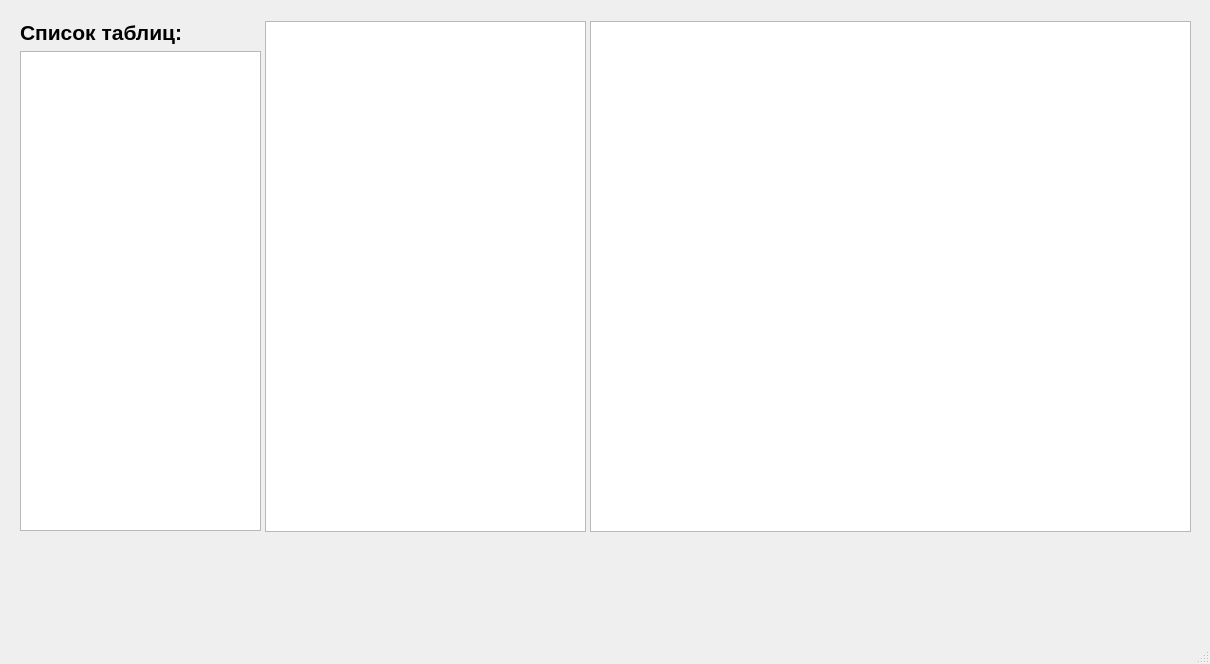
Qt form mainwindow.ui (Korder16/TestTask) before a commit.
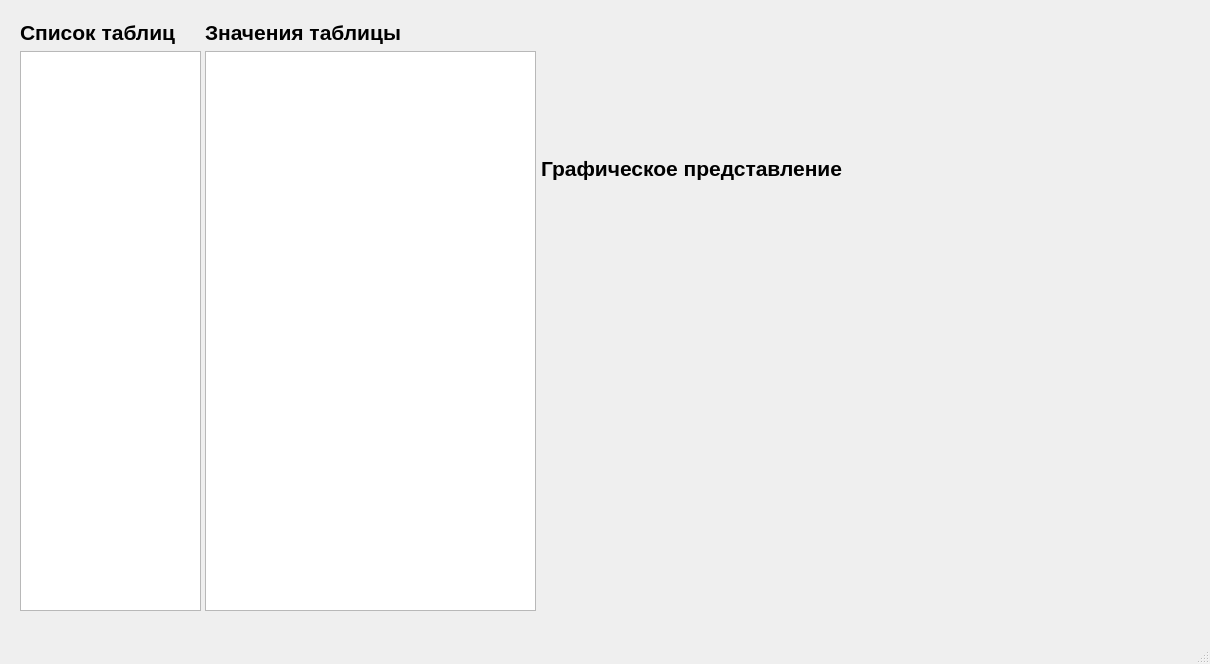
The same form after that commit. Custom widgets are drawn as their Qt base class.

```diff
--- a/mainwindow.ui
+++ b/mainwindow.ui
@@ -19,8 +19,8 @@
      <rect>
       <x>20</x>
       <y>20</y>
-      <width>241</width>
-      <height>511</height>
+      <width>181</width>
+      <height>591</height>
      </rect>
     </property>
     <layout class="QVBoxLayout" name="verticalLayout">
@@ -34,7 +34,7 @@
         </font>
        </property>
        <property name="text">
-        <string>Список таблиц:</string>
+        <string>Список таблиц</string>
        </property>
       </widget>
      </item>
@@ -43,25 +43,63 @@
      </item>
     </layout>
    </widget>
-   <widget class="QTableView" name="table_values_view">
+   <widget class="QWidget" name="layoutWidget">
     <property name="geometry">
      <rect>
-      <x>265</x>
-      <y>21</y>
-      <width>321</width>
-      <height>511</height>
+      <x>205</x>
+      <y>20</y>
+      <width>331</width>
+      <height>591</height>
      </rect>
     </property>
+    <layout class="QVBoxLayout" name="verticalLayout_2">
+     <item>
+      <widget class="QLabel" name="label_2">
+       <property name="font">
+        <font>
+         <pointsize>16</pointsize>
+         <weight>75</weight>
+         <bold>true</bold>
+        </font>
+       </property>
+       <property name="text">
+        <string>Значения таблицы</string>
+       </property>
+      </widget>
+     </item>
+     <item>
+      <widget class="QTableView" name="table_values_view"/>
+     </item>
+    </layout>
    </widget>
-   <widget class="QGraphicsView" name="graphics_view">
+   <widget class="QWidget" name="layoutWidget">
     <property name="geometry">
      <rect>
-      <x>590</x>
-      <y>21</y>
-      <width>601</width>
-      <height>511</height>
+      <x>541</x>
+      <y>22</y>
+      <width>661</width>
+      <height>591</height>
      </rect>
     </property>
+    <layout class="QVBoxLayout" name="verticalLayout_3">
+     <item>
+      <widget class="QLabel" name="label_3">
+       <property name="font">
+        <font>
+         <pointsize>16</pointsize>
+         <weight>75</weight>
+         <bold>true</bold>
+        </font>
+       </property>
+       <property name="text">
+        <string>Графическое представление</string>
+       </property>
+      </widget>
+     </item>
+     <item>
+      <widget class="QChartView" name="chart_view" native="true"/>
+     </item>
+    </layout>
    </widget>
   </widget>
   <widget class="QMenuBar" name="menubar">
@@ -76,6 +114,14 @@
   </widget>
   <widget class="QStatusBar" name="statusbar"/>
  </widget>
+ <customwidgets>
+  <customwidget>
+   <class>QChartView</class>
+   <extends>QWidget</extends>
+   <header location="global">qchartview.h</header>
+   <container>1</container>
+  </customwidget>
+ </customwidgets>
  <resources/>
  <connections/>
 </ui>
```
Left out of the diff: 2 changed lines with no effect on the pictures.
